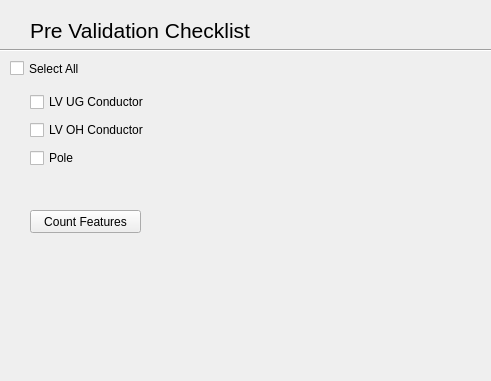
The window that lv_pre_validation_dialog_base.ui (manjacat/lv_pre_validation) describes before a commit, drawn with Qt 5; both pictures show x 0 to 491 and y 0 to 381 of the 797 by 652 pixel window.
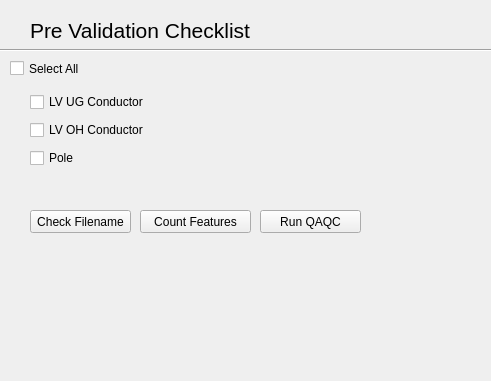
The same window after the commit.

Commit message: added Mandatory Not Null Validation

Diff of the .ui file:
```diff
--- a/lv_pre_validation_dialog_base.ui
+++ b/lv_pre_validation_dialog_base.ui
@@ -110,7 +110,7 @@
   <widget class="QPushButton" name="pushButton_count">
    <property name="geometry">
     <rect>
-     <x>30</x>
+     <x>140</x>
      <y>210</y>
      <width>111</width>
      <height>23</height>
@@ -120,6 +120,32 @@
     <string>Count Features</string>
    </property>
   </widget>
+  <widget class="QPushButton" name="pushButton_filename">
+   <property name="geometry">
+    <rect>
+     <x>30</x>
+     <y>210</y>
+     <width>101</width>
+     <height>23</height>
+    </rect>
+   </property>
+   <property name="text">
+    <string>Check Filename</string>
+   </property>
+  </widget>
+  <widget class="QPushButton" name="pushButton_qaqc">
+   <property name="geometry">
+    <rect>
+     <x>260</x>
+     <y>210</y>
+     <width>101</width>
+     <height>23</height>
+    </rect>
+   </property>
+   <property name="text">
+    <string>Run QAQC</string>
+   </property>
+  </widget>
  </widget>
  <resources/>
  <connections>
```
The commit also changes 8 other files.
